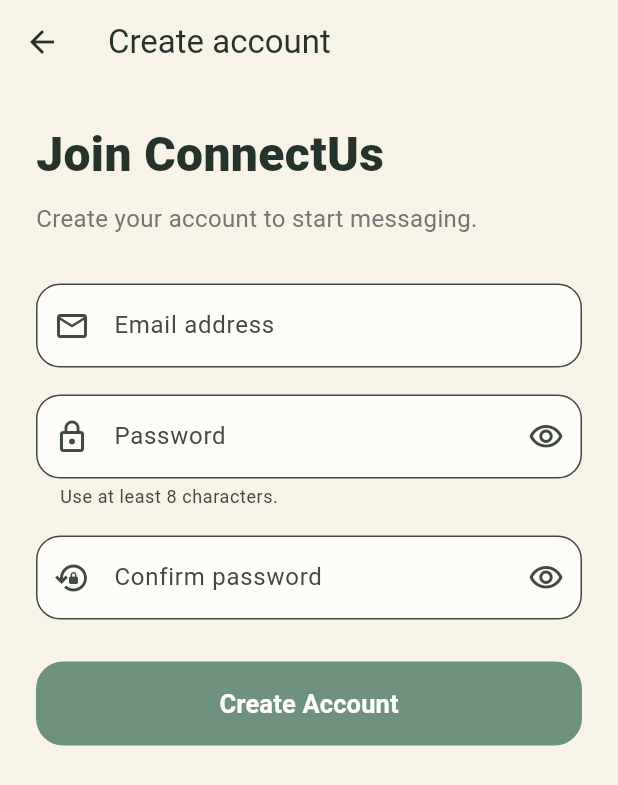
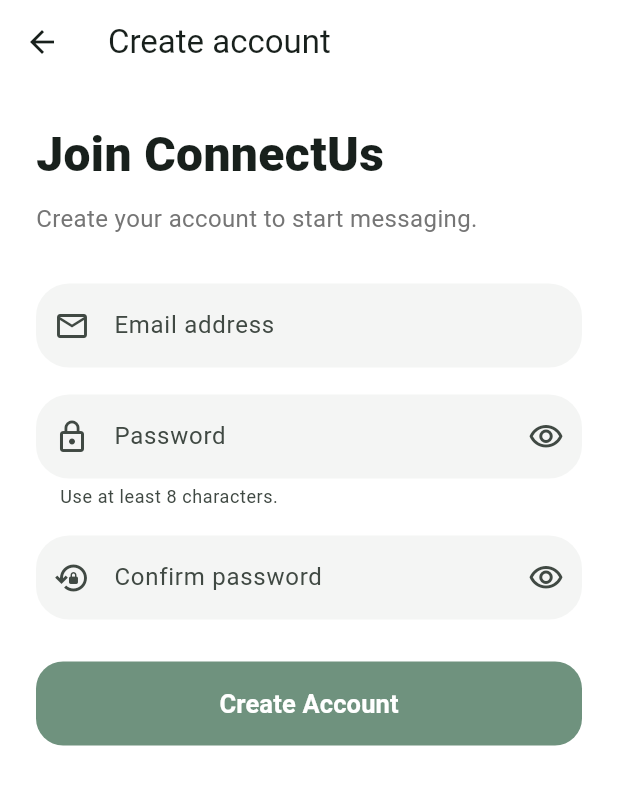
Before and after one commit to Vedant2402/ConnectUs, a Flutter app: the screen it shows after launch, after a tap on "Continue", on a phone screen of 412 x 824 dp. Shown: the top 785 px of the screen. Run offline on Flutter 3.47's test engine with Material 3 defaults, Android fonts, the phone set to English and light mode, and no system bars; our stand-ins replace flutter_dotenv, supabase_flutter; missing offline and left inert: liquid_glass_widgets; accounts and stored records are empty.

Commit message:
Match WhatsApp home layout with light and dark modes

```diff
--- a/connectus_app/lib/app/connect_us_app.dart
+++ b/connectus_app/lib/app/connect_us_app.dart
@@ -1,63 +1,88 @@
 import 'package:flutter/material.dart';
 
+import '../core/theme/app_theme_controller.dart';
 import 'startup_screen.dart';
 
 class ConnectUsApp extends StatelessWidget {
   const ConnectUsApp({super.key});
 
-  @override
-  Widget build(BuildContext context) {
+  ThemeData buildTheme(Brightness brightness) {
     const sage = Color(0xFF6F927E);
-    const warmCream = Color(0xFFF8F3E7);
-    const softMint = Color(0xFFDDEEE3);
-    const charcoal = Color(0xFF25332C);
+    final isDark = brightness == Brightness.dark;
+    final background = isDark
+        ? const Color(0xFF0B0D0C)
+        : const Color(0xFFFFFFFF);
+    final surface = isDark ? const Color(0xFF202321) : const Color(0xFFF4F5F4);
+    final text = isDark ? const Color(0xFFF5F7F5) : const Color(0xFF18201C);
 
-    final colorScheme =
-        ColorScheme.fromSeed(
-          seedColor: sage,
-          brightness: Brightness.light,
-        ).copyWith(
-          primary: sage,
-          onPrimary: Colors.white,
-          primaryContainer: softMint,
-          onPrimaryContainer: charcoal,
-          surface: warmCream,
-          onSurface: charcoal,
+    final scheme = ColorScheme.fromSeed(seedColor: sage, brightness: brightness)
+        .copyWith(
+          primary: isDark ? const Color(0xFF7FC39B) : sage,
+          surface: background,
+          onSurface: text,
+          surfaceContainerHighest: surface,
         );
 
-    return MaterialApp(
-      debugShowCheckedModeBanner: false,
-      title: 'ConnectUs',
-      theme: ThemeData(
+    return ThemeData(
       useMaterial3: true,
-        colorScheme: colorScheme,
-        scaffoldBackgroundColor: warmCream,
-        appBarTheme: const AppBarTheme(
-          backgroundColor: Colors.transparent,
-          foregroundColor: charcoal,
+      brightness: brightness,
+      colorScheme: scheme,
+      scaffoldBackgroundColor: background,
+      dividerColor: isDark ? const Color(0xFF252826) : const Color(0xFFE8EAE8),
+      appBarTheme: AppBarTheme(
+        backgroundColor: background,
+        foregroundColor: text,
         surfaceTintColor: Colors.transparent,
       ),
       filledButtonTheme: FilledButtonThemeData(
         style: FilledButton.styleFrom(
-            backgroundColor: sage,
-            foregroundColor: Colors.white,
+          backgroundColor: scheme.primary,
+          foregroundColor: isDark ? const Color(0xFF102117) : Colors.white,
         ),
       ),
       inputDecorationTheme: InputDecorationTheme(
         filled: true,
-          fillColor: Colors.white.withValues(alpha: 0.72),
+        fillColor: surface,
+        hintStyle: TextStyle(
+          color: isDark ? Colors.grey.shade500 : Colors.grey.shade600,
+        ),
+        border: OutlineInputBorder(
+          borderRadius: BorderRadius.circular(22),
+          borderSide: BorderSide.none,
+        ),
+        enabledBorder: OutlineInputBorder(
+          borderRadius: BorderRadius.circular(22),
+          borderSide: BorderSide.none,
+        ),
         focusedBorder: OutlineInputBorder(
-            borderRadius: BorderRadius.circular(16),
-            borderSide: const BorderSide(color: sage, width: 1.5),
+          borderRadius: BorderRadius.circular(22),
+          borderSide: BorderSide(color: scheme.primary, width: 1.3),
         ),
       ),
-        snackBarTheme: const SnackBarThemeData(
-          backgroundColor: charcoal,
-          contentTextStyle: TextStyle(color: Colors.white),
+      snackBarTheme: SnackBarThemeData(
+        backgroundColor: isDark
+            ? const Color(0xFF303431)
+            : const Color(0xFF25332C),
+        contentTextStyle: const TextStyle(color: Colors.white),
         behavior: SnackBarBehavior.floating,
       ),
-      ),
+    );
+  }
+
+  @override
+  Widget build(BuildContext context) {
+    return ValueListenableBuilder<ThemeMode>(
+      valueListenable: AppThemeController.mode,
+      builder: (context, mode, _) {
+        return MaterialApp(
+          debugShowCheckedModeBanner: false,
+          title: 'ConnectUs',
+          themeMode: mode,
+          theme: buildTheme(Brightness.light),
+          darkTheme: buildTheme(Brightness.dark),
           home: const StartupScreen(),
+        );
+      },
     );
   }
 }
--- /dev/null
+++ b/connectus_app/lib/core/theme/app_theme_controller.dart
@@ -0,0 +1,17 @@
+import 'package:flutter/material.dart';
+
+class AppThemeController {
+  AppThemeController._();
+
+  static final ValueNotifier<ThemeMode> mode = ValueNotifier(ThemeMode.light);
+
+  static bool get isDark => mode.value == ThemeMode.dark;
+
+  static void toggle() {
+    mode.value = isDark ? ThemeMode.light : ThemeMode.dark;
+  }
+
+  static void setDark(bool enabled) {
+    mode.value = enabled ? ThemeMode.dark : ThemeMode.light;
+  }
+}
--- a/connectus_app/lib/features/authentication/presentation/welcome_screen.dart
+++ b/connectus_app/lib/features/authentication/presentation/welcome_screen.dart
@@ -9,7 +9,7 @@
   @override
   Widget build(BuildContext context) {
     return Scaffold(
-      backgroundColor: Colors.white,
+      backgroundColor: Theme.of(context).scaffoldBackgroundColor,
       body: SafeArea(
         child: Center(
           child: ConstrainedBox(
--- a/connectus_app/lib/features/profile/presentation/username_setup_screen.dart
+++ b/connectus_app/lib/features/profile/presentation/username_setup_screen.dart
@@ -140,7 +140,7 @@
   @override
   Widget build(BuildContext context) {
     return Scaffold(
-      backgroundColor: Colors.white,
+      backgroundColor: Theme.of(context).scaffoldBackgroundColor,
       body: SafeArea(
         child: Center(
           child: SingleChildScrollView(
```
Also changed, not shown: connectus_app/lib/features/chat/presentation/chat_screen.dart (+11 -7 lines), connectus_app/lib/features/conversations/presentation/home_screen.dart (+134 -119 lines), connectus_app/lib/features/settings/presentation/settings_screen.dart (+23 -1 lines), connectus_app/lib/features/user_search/presentation/user_search_screen.dart (+5 -3 lines). Lines whose indentation alone changed are shown as unchanged.
